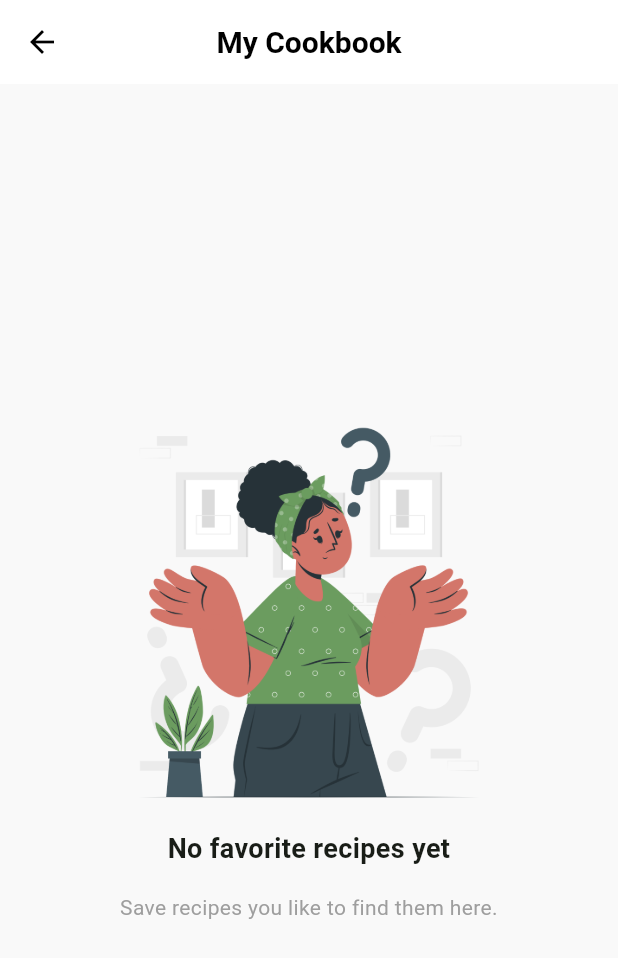
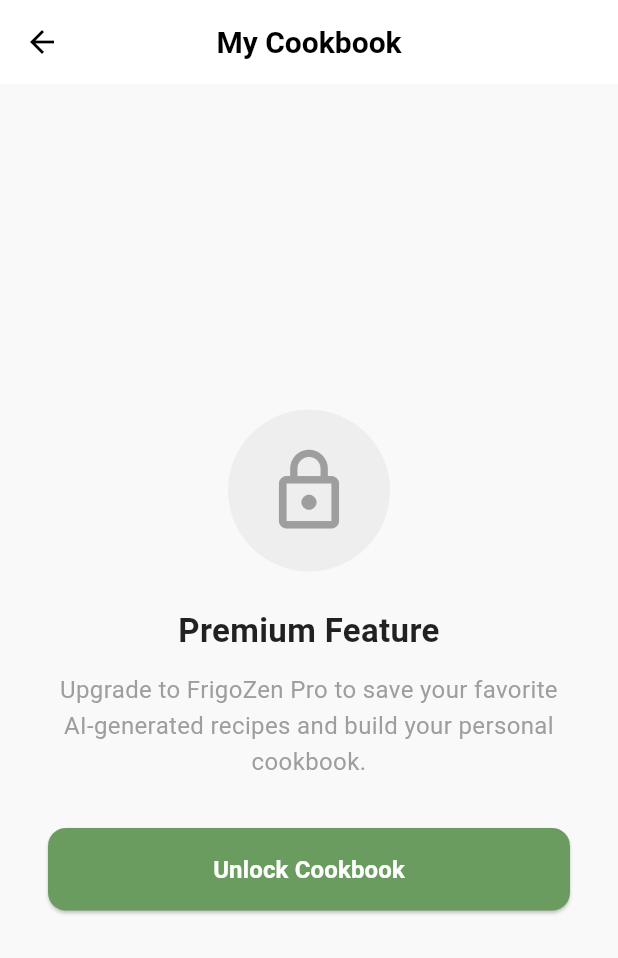
Before and after one commit to YasineNifa/FrigoZen, a Flutter app: the FavoritesScreen screen opened directly, on a phone screen of 412 x 824 dp. Shown: the top 958 px of the screen. Run offline on Flutter 3.47's test engine with Material 3 defaults, Android fonts, the phone set to English and light mode, and no system bars; our stand-ins replace cloud_firestore, cloud_functions, firebase_auth, firebase_core, firebase_messaging, image_picker and 1 more; missing offline and left inert: purchases_flutter, purchases_ui_flutter; accounts and stored records are empty; key blocks and very long unbroken strings in the code were emptied for the run.

Commit message:
Make the favorite screen payball

```diff
--- a/lib/screens/recipes/favorites_screen.dart
+++ b/lib/screens/recipes/favorites_screen.dart
@@ -1,7 +1,10 @@
 import 'package:flutter/material.dart';
 import 'package:cloud_firestore/cloud_firestore.dart';
+import 'package:provider/provider.dart';
 import 'package:frigo_zen/services/recipe_service.dart';
 import 'package:frigo_zen/screens/recipes/recipe_detail_screen.dart';
+import 'package:frigo_zen/services/revenue_provider.dart';
+import 'package:frigo_zen/screens/paywall/paywall_screen.dart';
 
 class FavoritesScreen extends StatelessWidget {
   const FavoritesScreen({super.key});
@@ -9,10 +12,22 @@
   @override
   Widget build(BuildContext context) {
     final recipeService = RecipeService();
+    final isPro = context.watch<RevenueProvider>().isPro;
 
     return Scaffold(
+      backgroundColor: Theme.of(context).scaffoldBackgroundColor,
       appBar: AppBar(title: const Text('My Cookbook')),
-      body: StreamBuilder<QuerySnapshot>(
+      body: isPro
+          ? _buildFavoritesList(context, recipeService)
+          : _buildLockedState(context),
+    );
+  }
+
+  Widget _buildFavoritesList(
+    BuildContext context,
+    RecipeService recipeService,
+  ) {
+    return StreamBuilder<QuerySnapshot>(
       stream: recipeService.getFavoritesStream(),
       builder: (context, snapshot) {
         if (snapshot.connectionState == ConnectionState.waiting) {
@@ -24,28 +39,26 @@
             child: Column(
               mainAxisAlignment: MainAxisAlignment.center,
               children: [
-                  Column(
-                    mainAxisAlignment: MainAxisAlignment.center,
-                    children: [
                 Image.asset(
                   'assets/onboarding/lost.png',
                   height: MediaQuery.of(context).size.height * 0.35,
+                  errorBuilder: (c, e, s) => Icon(
+                    Icons.favorite_border,
+                    size: 80,
+                    color: Colors.grey[300],
                   ),
-                      Text(
+                ),
+                const SizedBox(height: 16),
+                const Text(
                   "No favorite recipes yet",
-                        style: TextStyle(
-                          fontSize: 18,
-                          fontWeight: FontWeight.bold,
-                        ),
+                  style: TextStyle(fontSize: 18, fontWeight: FontWeight.bold),
                   textAlign: TextAlign.center,
                 ),
-                      const SizedBox(height: 16),
-                      Text(
+                const SizedBox(height: 8),
+                const Text(
                   "Save recipes you like to find them here.",
                   style: TextStyle(color: Colors.grey),
                   textAlign: TextAlign.center,
-                      ),
-                    ],
                 ),
               ],
             ),
@@ -63,12 +76,78 @@
           },
         );
       },
+    );
+  }
+
+  Widget _buildLockedState(BuildContext context) {
+    return Center(
+      child: Padding(
+        padding: const EdgeInsets.all(32.0),
+        child: Column(
+          mainAxisAlignment: MainAxisAlignment.center,
+          children: [
+            Container(
+              padding: const EdgeInsets.all(24),
+              decoration: BoxDecoration(
+                color: Colors.grey[200],
+                shape: BoxShape.circle,
+              ),
+              child: const Icon(
+                Icons.lock_outline,
+                size: 60,
+                color: Colors.grey,
+              ),
+            ),
+            const SizedBox(height: 24),
+            const Text(
+              "Premium Feature",
+              style: TextStyle(
+                fontSize: 22,
+                fontWeight: FontWeight.bold,
+                color: Colors.black87,
+              ),
+              textAlign: TextAlign.center,
+            ),
+            const SizedBox(height: 12),
+            const Text(
+              "Upgrade to FrigoZen Pro to save your favorite AI-generated recipes and build your personal cookbook.",
+              style: TextStyle(fontSize: 16, color: Colors.grey, height: 1.5),
+              textAlign: TextAlign.center,
+            ),
+            const SizedBox(height: 32),
+            SizedBox(
+              width: double.infinity,
+              child: ElevatedButton(
+                onPressed: () {
+                  Navigator.of(context).push(
+                    MaterialPageRoute(builder: (ctx) => const PaywallScreen()),
+                  );
+                },
+                style: ElevatedButton.styleFrom(
+                  backgroundColor: Theme.of(context).primaryColor,
+                  padding: const EdgeInsets.symmetric(vertical: 16),
+                  shape: RoundedRectangleBorder(
+                    borderRadius: BorderRadius.circular(12),
+                  ),
+                ),
+                child: const Text(
+                  "Unlock Cookbook",
+                  style: TextStyle(
+                    color: Colors.white,
+                    fontSize: 16,
+                    fontWeight: FontWeight.bold,
+                  ),
+                ),
+              ),
+            ),
+          ],
+        ),
       ),
     );
   }
 
   Widget _buildFavoriteCard(BuildContext context, Map<String, dynamic> recipe) {
-    final String title = recipe['title'] ?? 'Recette sans titre';
+    final String title = recipe['title'] ?? 'Untitled';
     final String? imageUrl = recipe['imageUrl'];
     final String description = recipe['description'] ?? '';
 
@@ -127,7 +206,7 @@
                     ),
             ),
 
-            // Droite: Contenu
+            // Content
             Expanded(
               child: Padding(
                 padding: const EdgeInsets.all(12.0),
@@ -158,7 +237,7 @@
               ),
             ),
 
-            // Flèche
+            // Arrow
             const Padding(
               padding: EdgeInsets.only(right: 16.0),
               child: Icon(
```
Also changed, not shown: lib/screens/settings/settings_screen.dart (+11 -3 lines). Lines whose indentation alone changed are shown as unchanged.
